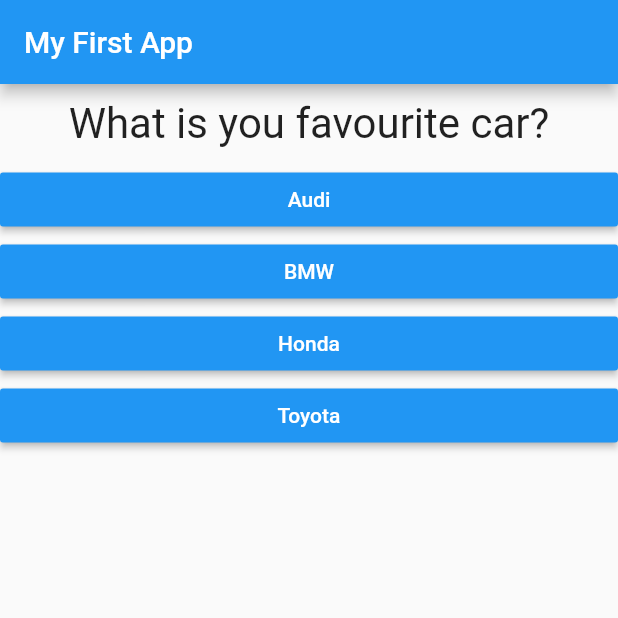
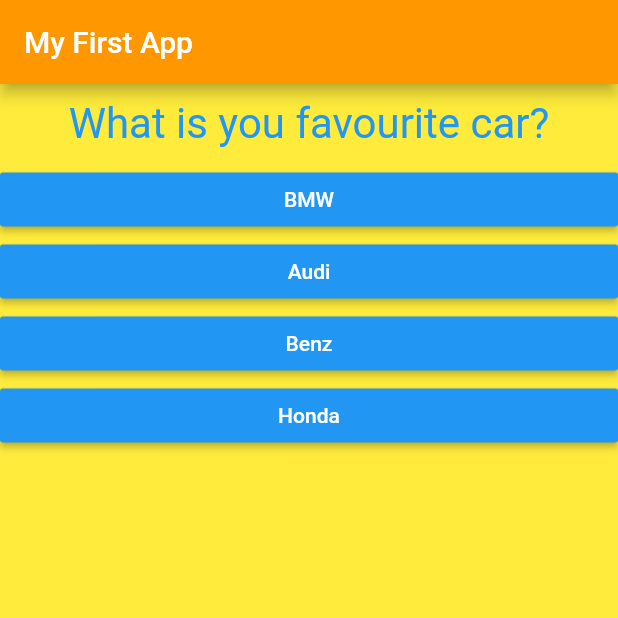
Before and after one commit to valdrinkuchi/flutter_app, a Flutter app: the screen it shows after launch, after a tap on "Red", on a phone screen of 412 x 824 dp, the top half of it. Run offline on Flutter 3.47's test engine with Material 2 defaults, Android fonts, the phone set to English and light mode, and no system bars.

Commit message:
Styling the app

```diff
--- a/lib/main.dart
+++ b/lib/main.dart
@@ -1,6 +1,4 @@
-import 'package:first_app/question.dart';
 import 'package:flutter/material.dart';
-import 'package:first_app/answer.dart';
 import 'package:first_app/quiz.dart';
 import 'package:first_app/result.dart';
 
@@ -19,16 +17,37 @@ class _MyAppState extends State<MyApp> {
   final _questions = const [
     {
       'questionText': 'What is you favourite color?',
-      'answers': ['Red', 'Black', 'White', 'Blue']
+      'answers': [
+        {'text': 'Red', 'score': 10},
+        {'text': 'Black', 'score': 2},
+        {'text': 'Blue', 'score': 3},
+        {'text': 'Green', 'score': 1}
+      ]
     },
     {
       'questionText': 'What is you favourite car?',
-      'answers': ['Audi', 'BMW', 'Honda', 'Toyota']
+      'answers': [
+        {'text': 'BMW', 'score': 2},
+        {'text': 'Audi', 'score': 10},
+        {'text': 'Benz', 'score': 1},
+        {'text': 'Honda', 'score': 4}
+      ]
+    },
+    {
+      'questionText': 'What is you favourite pet?',
+      'answers': [
+        {'text': 'Cat', 'score': 10},
+        {'text': 'Dog', 'score': 1},
+        {'text': 'Hamster', 'score': 2},
+        {'text': 'Parrot', 'score': 2}
+      ]
     }
   ];
 
   var _questionIndex = 0;
-  void _answerQuestion() {
+  var _totalScore = 0;
+  void _answerQuestion(int score) {
+    _totalScore += score;
     setState(() {
       _questionIndex = _questionIndex + 1;
     });
@@ -38,7 +57,9 @@ class _MyAppState extends State<MyApp> {
   Widget build(BuildContext context) {
     return MaterialApp(
         home: Scaffold(
+            backgroundColor: Colors.yellow,
             appBar: AppBar(
+              backgroundColor: Colors.orange,
               title: Text('My First App'),
             ),
             body: _questionIndex < _questions.length
@@ -47,6 +68,6 @@ class _MyAppState extends State<MyApp> {
                     questionIndex: _questionIndex,
                     questions: _questions,
                   )
-                : Result()));
+                : Result(_totalScore)));
   }
 }
--- a/lib/question.dart
+++ b/lib/question.dart
@@ -10,7 +10,7 @@ class Question extends StatelessWidget {
         margin: EdgeInsets.all(10),
         child: Text(
           questionText,
-          style: TextStyle(fontSize: 28),
+          style: TextStyle(fontSize: 28, color: Colors.blue),
           textAlign: TextAlign.center,
         ));
   }
--- a/lib/quiz.dart
+++ b/lib/quiz.dart
@@ -15,8 +15,9 @@ class Quiz extends StatelessWidget {
     return Column(
       children: [
         Question(questions[questionIndex]['questionText']),
-        ...(questions[questionIndex]['answers'] as List<String>).map((answer) {
-          return Answer(answerQuestion, answer);
+        ...(questions[questionIndex]['answers'] as List<Map<String, Object>>)
+            .map((answer) {
+          return Answer(() => answerQuestion(answer['score']), answer['text']);
         }).toList()
       ],
     );
--- a/lib/result.dart
+++ b/lib/result.dart
@@ -1,10 +1,24 @@
 import 'package:flutter/material.dart';
 
 class Result extends StatelessWidget {
+  final int finalScore;
+  Result(this.finalScore);
+
+  String get resultPhrase {
+    String resultText = 'Thank You';
+    if (finalScore <= 8) {
+      resultText = 'Mehh you could have done better!';
+    } else {
+      resultText = 'Wow you have a good taste';
+    }
+    return resultText;
+  }
+
   @override
   Widget build(BuildContext context) {
     return Center(
-      child: Text("Thank You Very Much!"),
+      child: Text(resultPhrase,
+          style: TextStyle(fontSize: 20, fontWeight: FontWeight.bold)),
     );
   }
 }
```
Also changed, not shown: 127 other files.
